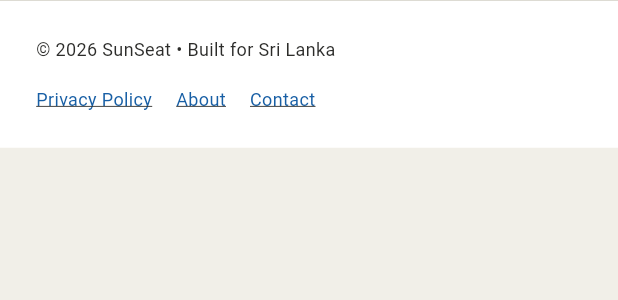
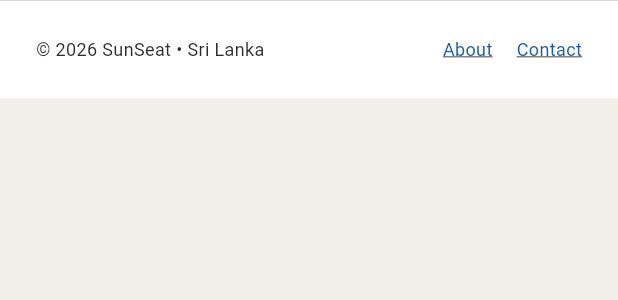
Before and after one commit to asiri-gayashan/sun_seats, a Flutter app: the FooterSection widget shown alone on an empty page, opened directly, after a tap on "Contact", on a phone screen of 412 x 824 dp. Shown: the top 300 px of the screen. Run offline on Flutter 3.47's test engine with Material 3 defaults, Android fonts, the phone set to English and light mode, and no system bars; our stand-ins replace geolocator, google_maps_flutter.

Commit message:
feat: update footer section to remove privacy policy link and add contact link functionality

```diff
--- a/lib/ui/widgets/footer_section.dart
+++ b/lib/ui/widgets/footer_section.dart
@@ -1,4 +1,5 @@
 import 'package:flutter/material.dart';
+import 'package:url_launcher/url_launcher.dart';
 import '../../core/theme/app_theme.dart';
 import '../screens/about_screen.dart';
 
@@ -22,13 +23,12 @@ class FooterSection extends StatelessWidget {
           runSpacing: 16,
           children: [
             const Text(
-              '© 2026 SunSeat • Built for Sri Lanka',
+              '© 2026 SunSeat • Sri Lanka',
               style: TextStyle(fontSize: 12, color: AppTheme.darkText),
             ),
             Row(
               mainAxisSize: MainAxisSize.min,
               children: [
-                _FooterLink('Privacy Policy', onTap: () {}),
                 const SizedBox(width: 16),
                 _FooterLink(
                   'About',
@@ -39,7 +39,12 @@ class FooterSection extends StatelessWidget {
                   },
                 ),
                 const SizedBox(width: 16),
-                _FooterLink('Contact', onTap: () {}),
+                _FooterLink('Contact', onTap: () async {
+                  final uri = Uri.parse('https://asirigayashan.bio.link/');
+                  if (await canLaunchUrl(uri)) {
+                    await launchUrl(uri, mode: LaunchMode.externalApplication);
+                  }
+                }),
               ],
             ),
           ],
```
